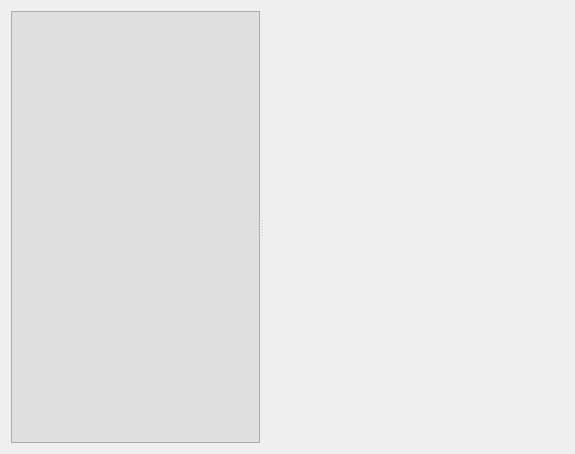
Before: the Qt Designer form maintabswidget.ui in greg-hellings/heriot, drawn with Qt 5.
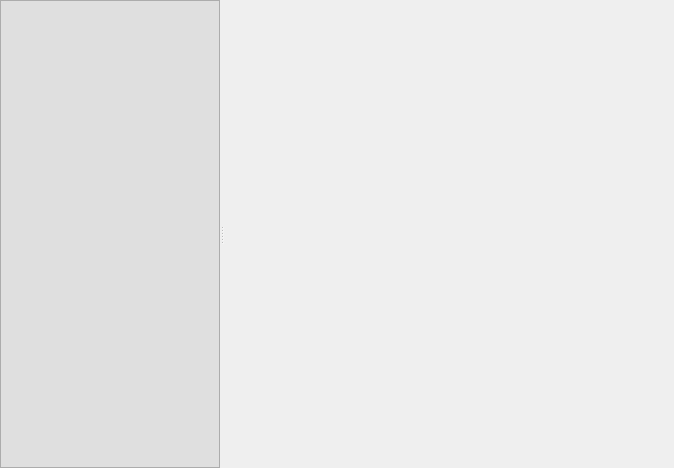
After: the same form once the commit is applied.

Commit message: Tighten up UI and begin to customize WebInspector

The edit to the form file:
```diff
--- a/maintabswidget.ui
+++ b/maintabswidget.ui
@@ -6,23 +6,38 @@
    <rect>
     <x>0</x>
     <y>0</y>
-    <width>575</width>
-    <height>454</height>
+    <width>674</width>
+    <height>468</height>
    </rect>
   </property>
   <property name="windowTitle">
    <string>Form</string>
   </property>
-  <layout class="QGridLayout" name="gridLayout">
-   <item row="0" column="0">
+  <layout class="QVBoxLayout" name="verticalLayout">
+   <property name="spacing">
+    <number>0</number>
+   </property>
+   <property name="margin">
+    <number>0</number>
+   </property>
+   <item>
     <widget class="QSplitter" name="splitter">
      <property name="orientation">
       <enum>Qt::Horizontal</enum>
      </property>
-     <property name="handleWidth">
-      <number>4</number>
-     </property>
      <widget class="QTreeWidget" name="tabs">
+      <property name="sizePolicy">
+       <sizepolicy hsizetype="Preferred" vsizetype="Expanding">
+        <horstretch>0</horstretch>
+        <verstretch>0</verstretch>
+       </sizepolicy>
+      </property>
+      <property name="minimumSize">
+       <size>
+        <width>200</width>
+        <height>450</height>
+       </size>
+      </property>
       <property name="autoFillBackground">
        <bool>false</bool>
       </property>
@@ -83,8 +98,8 @@
      <widget class="QStackedWidget" name="webViews">
       <property name="minimumSize">
        <size>
-        <width>300</width>
-        <height>0</height>
+        <width>450</width>
+        <height>450</height>
        </size>
       </property>
      </widget>
```
The commit also changes 4 other files.
